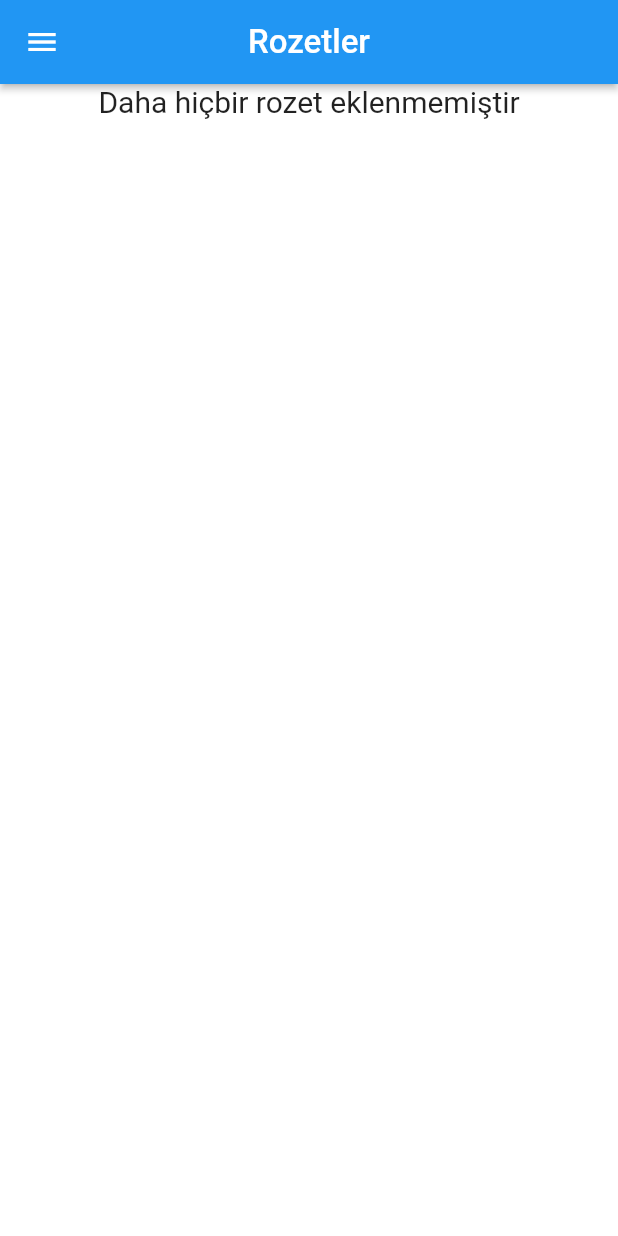
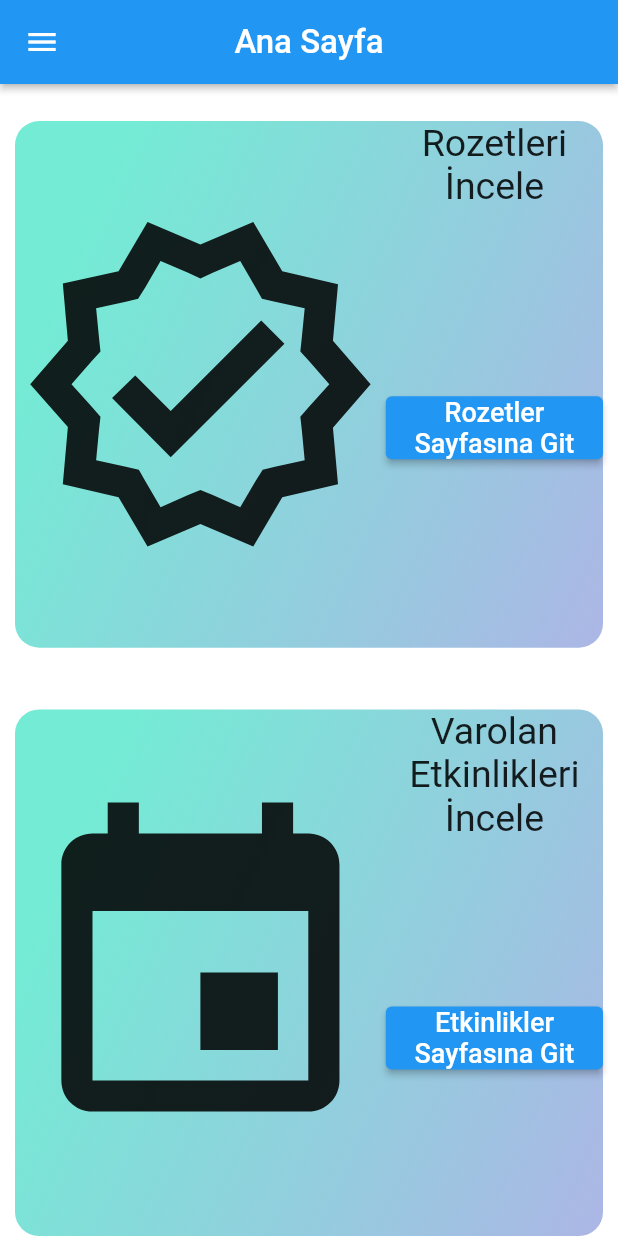
Before and after one commit to MrBuluc/mvrg_app, a Flutter app: the HomePage screen opened directly, on a phone screen of 412 x 824 dp. Run offline on Flutter 3.47's test engine with Material 2 defaults, Android fonts, the phone set to English and light mode, and no system bars; our stand-ins replace awesome_dialog, cloud_firestore, connectivity_plus, firebase_auth, firebase_core, firebase_storage and 2 more; accounts and stored records are empty.

Commit message:
designed home_page

```diff
--- a/lib/app/landing_page.dart
+++ b/lib/app/landing_page.dart
@@ -1,9 +1,9 @@
 import 'package:connectivity_plus/connectivity_plus.dart';
 import 'package:flutter/material.dart';
-import 'package:mvrg_app/ui/homepage/home_page.dart';
 import 'package:mvrg_app/viewmodel/user_model.dart';
 import 'package:provider/provider.dart';
 
+import '../ui/home_page/home_page.dart';
 import '../ui/login/login_page.dart';
 
 class LandingPage extends StatefulWidget {
--- a/lib/ui/homepage/home_page.dart
+++ b/lib/ui/badges_page/badges_page.dart
@@ -1,21 +1,21 @@
 import 'package:cloud_firestore/cloud_firestore.dart';
 import 'package:flutter/material.dart';
 import 'package:mvrg_app/common_widget/badge_image.dart';
-import 'package:mvrg_app/common_widget/drawer/drawerC.dart';
 import 'package:mvrg_app/model/badge.dart';
+import 'package:mvrg_app/ui/const.dart';
 import 'package:mvrg_app/ui/create_and_update_badge/create_and_update_badge_page.dart';
 import 'package:mvrg_app/ui/info_badge/info_badge_page.dart';
 import 'package:mvrg_app/viewmodel/user_model.dart';
 import 'package:provider/provider.dart';
 
-class HomePage extends StatefulWidget {
-  const HomePage({Key? key}) : super(key: key);
+class BadgesPage extends StatefulWidget {
+  const BadgesPage({Key? key}) : super(key: key);
 
   @override
-  State<HomePage> createState() => _HomePageState();
+  State<BadgesPage> createState() => _BadgesPageState();
 }
 
-class _HomePageState extends State<HomePage> {
+class _BadgesPageState extends State<BadgesPage> {
   Stream<QuerySnapshot> badgeStream =
       FirebaseFirestore.instance.collection("Badges").snapshots();
 
@@ -26,16 +26,7 @@ class _HomePageState extends State<HomePage> {
     size = MediaQuery.of(context).size;
 
     return Scaffold(
-      appBar: AppBar(
-        automaticallyImplyLeading: true,
-        title: const Text(
-          "Rozetler",
-          style: TextStyle(color: Colors.white, fontSize: 22),
-        ),
-        centerTitle: true,
-        elevation: 2,
-      ),
-      drawer: const DrawerC(),
+      appBar: buildAppBar("Rozetler"),
       body: SafeArea(
         child: StreamBuilder<QuerySnapshot>(
           stream: badgeStream,
--- a/lib/ui/const.dart
+++ b/lib/ui/const.dart
@@ -80,6 +80,7 @@ const TextStyle miniHeader = TextStyle(
     ]);
 
 Color textFieldPrimaryColor = const Color.fromRGBO(30, 227, 167, 1);
+Color colorOne = const Color.fromRGBO(116, 235, 213, 1);
 Color colorTwo = const Color.fromRGBO(172, 182, 229, 1);
 Color newBadgeColor = const Color.fromRGBO(30, 227, 167, 1);
 
@@ -93,3 +94,12 @@ Decoration gradient = const BoxDecoration(
     ]));
 
 BorderRadius butonBorder = BorderRadius.circular(10);
+
+AppBar buildAppBar(String text) => AppBar(
+      title: Text(
+        text,
+        style: const TextStyle(color: Colors.white, fontSize: 22),
+      ),
+      centerTitle: true,
+      elevation: 2,
+    );
--- /dev/null
+++ b/lib/ui/home_page/home_page.dart
@@ -0,0 +1,90 @@
+import 'package:flutter/material.dart';
+import 'package:mvrg_app/common_widget/drawer/drawerC.dart';
+import 'package:mvrg_app/ui/badges_page/badges_page.dart';
+import 'package:mvrg_app/ui/const.dart';
+
+class HomePage extends StatefulWidget {
+  const HomePage({Key? key}) : super(key: key);
+
+  @override
+  State<HomePage> createState() => _HomePageState();
+}
+
+class _HomePageState extends State<HomePage> {
+  late Size size;
+
+  @override
+  Widget build(BuildContext context) {
+    size = MediaQuery.of(context).size;
+
+    return Scaffold(
+      appBar: buildAppBar("Ana Sayfa"),
+      drawer: const DrawerC(),
+      body: Center(
+        child: Column(
+          children: [
+            SizedBox(
+              height: size.height * .03,
+            ),
+            buildNavigators(Icons.verified_outlined, "Rozetleri İncele",
+                "Rozetler Sayfasına Git", const BadgesPage()),
+            SizedBox(
+              height: size.height * .05,
+            ),
+            buildNavigators(Icons.event, "Varolan Etkinlikleri İncele",
+                "Etkinlikler Sayfasına Git", const BadgesPage())
+          ],
+        ),
+      ),
+    );
+  }
+
+  Widget buildNavigators(
+          IconData iconData, String text, String buttonText, Widget page) =>
+      Expanded(
+          child: Container(
+        margin: const EdgeInsets.only(right: 10, left: 10),
+        decoration: BoxDecoration(
+            borderRadius: BorderRadius.circular(16),
+            gradient: LinearGradient(
+                begin: Alignment.centerLeft,
+                end: Alignment.bottomRight,
+                colors: [colorOne, colorTwo])),
+        child: Row(
+          children: [
+            Icon(
+              iconData,
+              size: size.height * .3,
+            ),
+            Expanded(
+              flex: 1,
+              child: Center(
+                child: Column(
+                  children: [
+                    Text(
+                      text,
+                      textAlign: TextAlign.center,
+                      style: const TextStyle(fontSize: 25),
+                    ),
+                    Expanded(
+                        child: Align(
+                      child: ElevatedButton(
+                        child: Text(
+                          buttonText,
+                          style: const TextStyle(fontSize: 18),
+                          textAlign: TextAlign.center,
+                        ),
+                        onPressed: () {
+                          Navigator.push(context,
+                              MaterialPageRoute(builder: (context) => page));
+                        },
+                      ),
+                    ))
+                  ],
+                ),
+              ),
+            )
+          ],
+        ),
+      ));
+}
--- a/lib/ui/login/login_page.dart
+++ b/lib/ui/login/login_page.dart
@@ -8,18 +8,18 @@ import 'package:mvrg_app/viewmodel/user_model.dart';
 import 'package:provider/provider.dart';
 
 import '../const.dart';
-import '../homepage/home_page.dart';
+import '../home_page/home_page.dart';
 
 class LoginPage extends StatelessWidget {
   LoginPage({Key? key}) : super(key: key);
 
   final GlobalKey<FormState> formKey = GlobalKey<FormState>();
 
-  late Size size;
+  late final Size size;
 
   String? mail, password;
 
-  late UserModel userModel;
+  late final UserModel userModel;
 
   @override
   Widget build(BuildContext context) {
```
